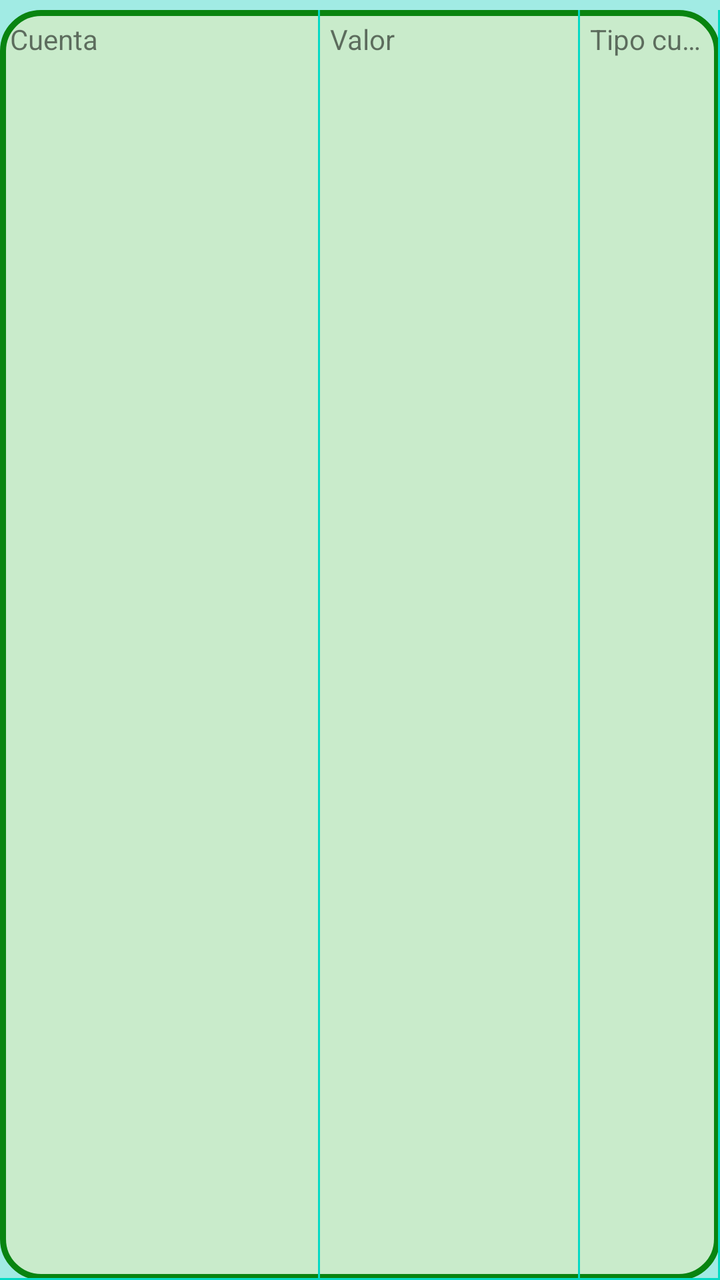
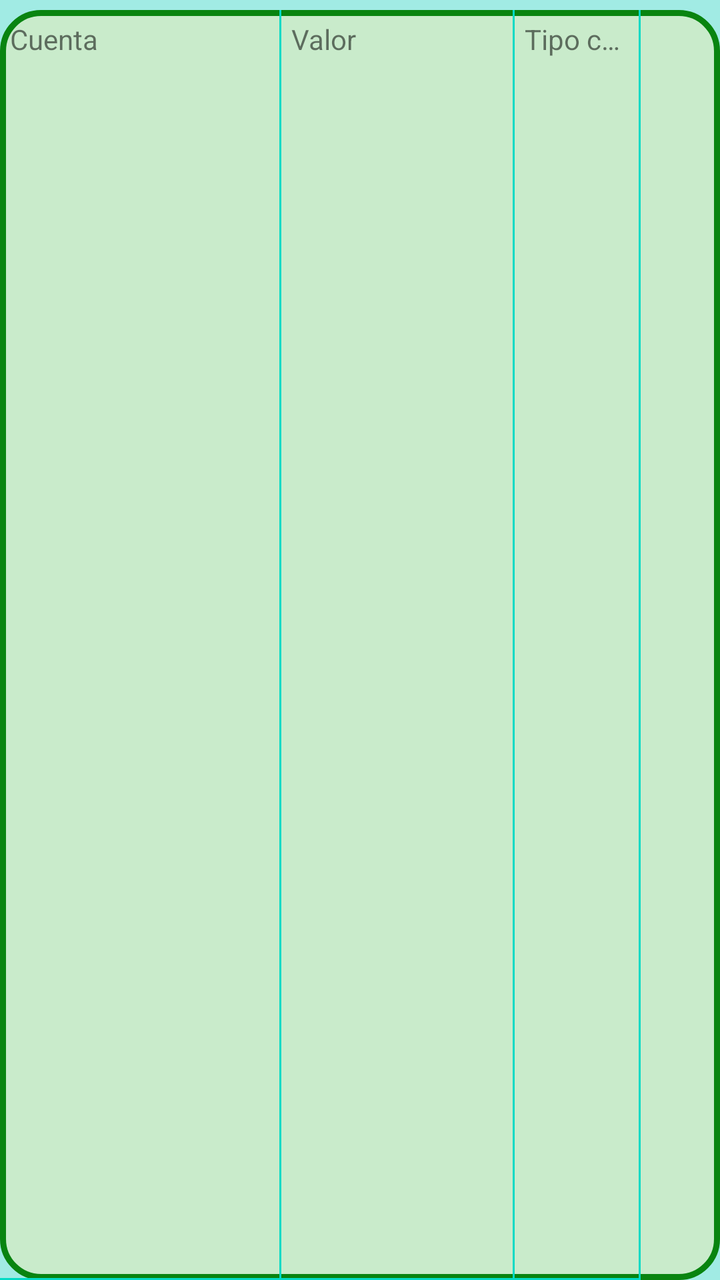

Screens rendered from an Android XML layout before and after an edit, with the pre-edit source and the edit as a unified diff.
<!-- AndroidManifest.xml: application theme Theme.AppCompat.Light -->
<!-- res/layout/d_f3_1_adaptador_informes_columnas.xml -->
<?xml version="1.0" encoding="utf-8"?>
<androidx.constraintlayout.widget.ConstraintLayout
    xmlns:android="http://schemas.android.com/apk/res/android"
    xmlns:app="http://schemas.android.com/apk/res-auto"
    android:layout_width="match_parent"
    android:layout_height="wrap_content"
    android:background="#A1EBE4"
    >

    <LinearLayout
        android:id="@+id/relativeLayout1"
        android:layout_width="match_parent"
        android:layout_height="match_parent"
        android:background="@drawable/bg_green_square"
        android:layout_marginTop="5dp"
        app:layout_constraintBottom_toBottomOf="parent"
        app:layout_constraintEnd_toEndOf="parent"
        app:layout_constraintStart_toStartOf="parent"
        app:layout_constraintTop_toTopOf="parent"
        android:orientation="horizontal"
        android:scrollbars="horizontal"
        android:scrollbarSize="20dp"
        >

        <TextView
            android:id="@+id/c3_Cuenta_XTv"
            android:layout_width="160dp"
            android:layout_height="match_parent"
            android:layout_weight="3.2"
            android:background="@drawable/bg_green_square3"
            android:ellipsize="end"
            android:padding="5dp"
            android:singleLine="true"
            android:text="Cuenta" />

        <TextView
            android:id="@+id/c4_Signo_XTv"
            android:layout_width="0dp"
            android:layout_height="match_parent"
            android:layout_weight="0"
            android:background="@drawable/bg_green_square3"
            android:ellipsize="end"
            android:padding="5dp"
            android:singleLine="true"
            android:text="" />

        <TextView
            android:id="@+id/c5_Valor_XTv"
            android:layout_width="130dp"
            android:layout_height="match_parent"
            android:layout_weight="2.2"
            android:background="@drawable/bg_green_square3"
            android:ellipsize="end"
            android:padding="5dp"
            android:singleLine="true"
            android:text="Valor" />


        
        <TextView
            android:id="@+id/c10_Grupo1_XTv"
            android:layout_width="70dp"
            android:layout_height="match_parent"
            android:layout_weight="1.2"
            android:background="@drawable/bg_green_square3"
            android:ellipsize="end"
            android:padding="5dp"
            android:singleLine="true"
            android:text="Tipo cuenta" />

        
        <TextView
            android:id="@+id/c11_Grupo2_XTv"
            android:layout_width="0dp"
            android:layout_height="match_parent"
            android:layout_weight="0"
            android:background="@drawable/bg_green_square3"
            android:ellipsize="end"
            android:padding="5dp"
            android:singleLine="true"
            android:text="" />

    </LinearLayout>


</androidx.constraintlayout.widget.ConstraintLayout>
<!-- resources referenced by this layout -->
<resources>
  <!-- drawable bg_green_square (drawable) -->
  <?xml version="1.0" encoding="utf-8"?>
  <shape xmlns:android="http://schemas.android.com/apk/res/android" android:shape="rectangle">
      <corners
          android:topLeftRadius="19dp"
          android:topRightRadius="19dp"
          android:bottomRightRadius="19dp"
          android:bottomLeftRadius="19dp">
      </corners>
      <stroke
          android:width="3dp"
          android:color="#098410">
      </stroke>
      <solid
          android:color="#C9EBCB">
      </solid>
  </shape>
  <!-- drawable bg_green_square3 (drawable-v24) -->
  <layer-list xmlns:android = "http://schemas.android.com/apk/res/android">
  
      <item
          android:left = "-2dp"
          android:top = "-2dp">
          <shape android:shape = "rectangle" >
              <solid android:color = "@android:color/transparent" />
  
              <stroke
                  android:width = "1dp"
                  android:color = "@color/colorAccent" />
          </shape>
      </item>
  </layer-list >
  <color name="colorAccent">#03DAC5</color>
</resources>

<!-- the commit's change to res/layout/d_f3_1_adaptador_informes_columnas.xml (unified diff, before → after) -->
@@ -80,6 +80,18 @@
             android:singleLine="true"
             android:text="" />
 
+        
+        <TextView
+            android:id="@+id/informeInventario_XTv"
+            android:layout_width="40dp"
+            android:layout_height="match_parent"
+            android:layout_weight="0"
+            android:background="@drawable/bg_grupo_inventario"
+            android:gravity="center"
+            android:text="📊"
+            android:textSize="18sp"
+            android:visibility="invisible" />
+
     </LinearLayout>
 
 
<!-- resource entries referenced after the edit -->
@@ -32,6 +32,13 @@
           </shape>
       </item>
   </layer-list >
+  <!-- drawable bg_grupo_inventario (drawable) -->
+  <?xml version="1.0" encoding="utf-8"?>
+  <shape xmlns:android="http://schemas.android.com/apk/res/android" android:shape="rectangle">
+      <corners android:radius="8dp" />
+      <stroke android:width="2dp" android:color="#8D6E63" />
+      <solid android:color="#FFF3E0" />
+  </shape>
   <color name="colorAccent">#03DAC5</color>
 </resources>
 
